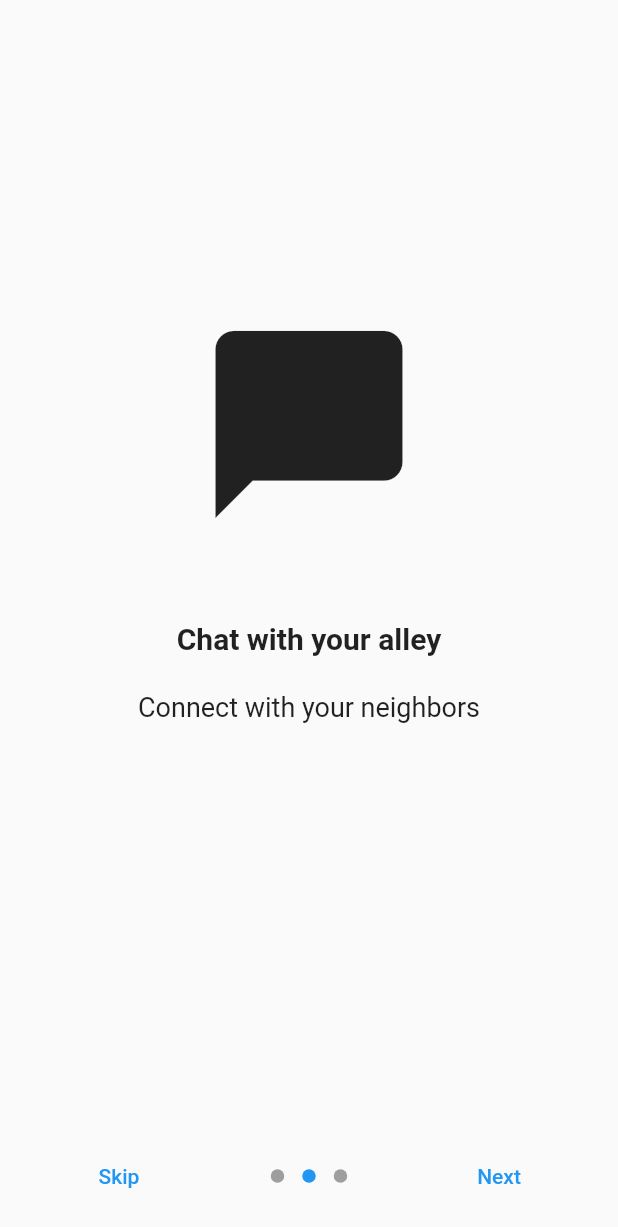
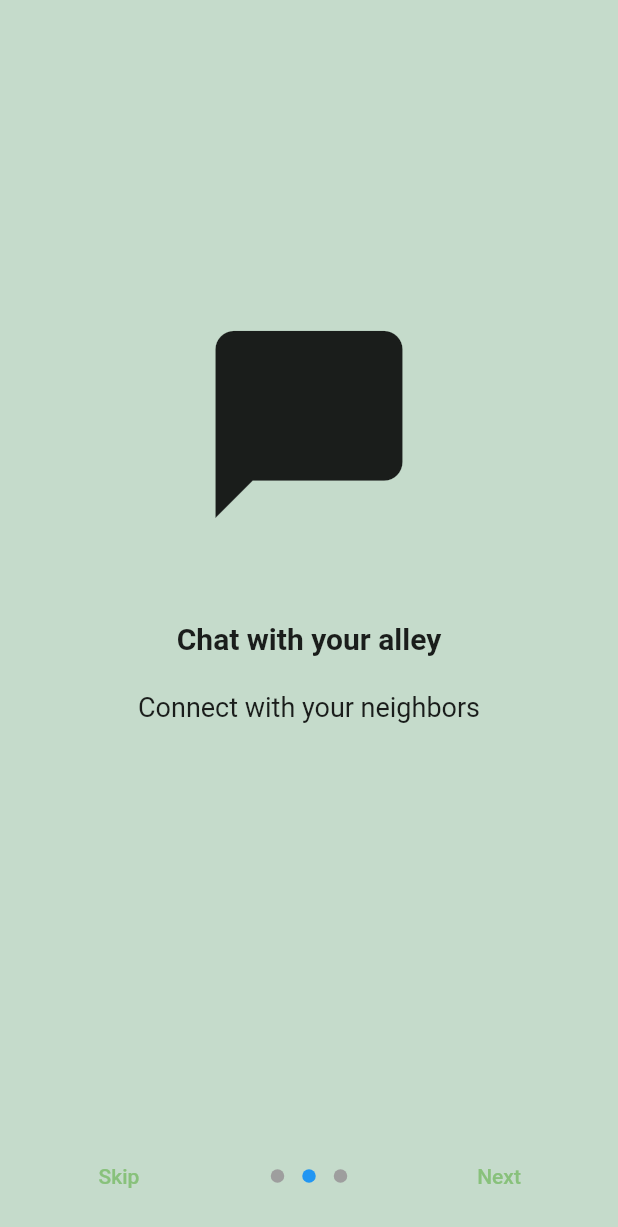
Before and after one commit to OlyNet/olydorfapp, a Flutter app: the screen it shows after launch, swiped to page 2, on a phone screen of 412 x 824 dp. Shown: the top 1227 px of the screen. Run offline on Flutter 3.47's test engine with Material 2 defaults, Android fonts, the phone set to English and light mode, and no system bars; drawn by our look-alikes of introduction_screen; our stand-ins replace appwrite, flutter_chat_types, flutter_chat_ui, flutter_map, flutter_speed_dial, hooks_riverpod and 2 more; network calls fail.

Commit message:
add theme provider

```diff
--- a/lib/app.dart
+++ b/lib/app.dart
@@ -1,8 +1,10 @@
 import 'package:flutter/material.dart';
 import 'package:hooks_riverpod/hooks_riverpod.dart';
 import 'package:olydorf/global/consts.dart';
+import 'package:olydorf/global/themes.dart';
 import 'package:olydorf/providers/auth_provider.dart';
 import 'package:olydorf/providers/events_provider.dart';
+import 'package:olydorf/providers/theme_provider.dart';
 import 'package:olydorf/views/auth/login_view.dart';
 import 'package:olydorf/views/auth/sign_up_view.dart';
 import 'package:olydorf/views/bottom_navigation_bar/bottom_navigation_bar_view.dart';
@@ -35,8 +37,12 @@ class _AppState extends ConsumerState<App> {
 
   @override
   Widget build(BuildContext context) {
+    final themeState = ref.watch(themeStateNotifier);
     return MaterialApp(
       home: const WelcomeView(),
+      theme: lightTheme,
+      darkTheme: darkTheme,
+      themeMode: themeState.isDarkMode ? ThemeMode.dark : ThemeMode.light,
       navigatorKey: _navigatorKey,
       debugShowCheckedModeBanner: false,
       routes: {
--- /dev/null
+++ b/lib/global/themes.dart
@@ -0,0 +1,19 @@
+import 'package:flutter/material.dart';
+
+const Color accentColor = Color.fromRGBO(93, 117, 223, 1); // #5d75df
+const Color primaryColor = Color.fromRGBO(136, 193, 123, 1); // #88c17b
+const Color altColor = Color.fromRGBO(197, 219, 203, 1); // #c5dbcb
+
+ThemeData lightTheme = ThemeData(
+  brightness: Brightness.light,
+  scaffoldBackgroundColor: altColor,
+  toggleableActiveColor: accentColor,
+  colorScheme: const ColorScheme.light()
+      .copyWith(primary: primaryColor, secondary: accentColor),
+);
+ThemeData darkTheme = ThemeData(
+  brightness: Brightness.dark,
+  toggleableActiveColor: accentColor,
+  colorScheme: const ColorScheme.dark()
+      .copyWith(primary: primaryColor, secondary: accentColor),
+);
--- /dev/null
+++ b/lib/providers/theme_provider.dart
@@ -0,0 +1,4 @@
+import 'package:hooks_riverpod/hooks_riverpod.dart';
+import 'package:olydorf/providers/theme_state.dart';
+
+final themeStateNotifier = ChangeNotifierProvider((ref) => ThemeState());
```
Also changed, not shown: lib/providers/theme_state.dart (added, +22 -0 lines).
